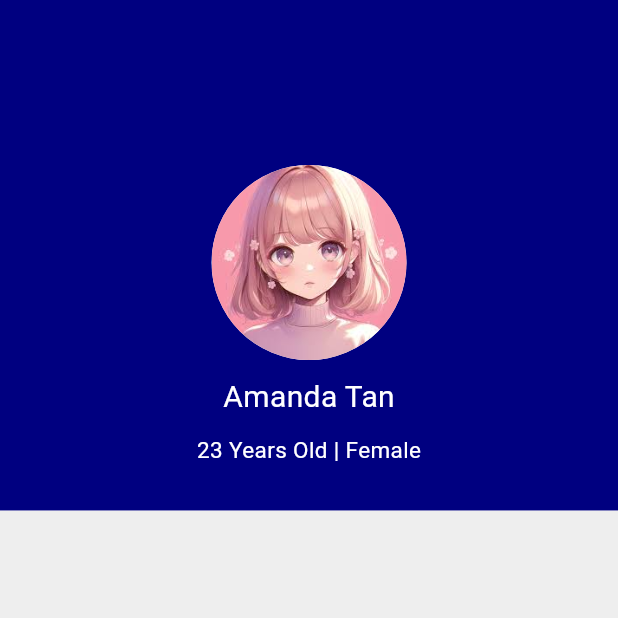
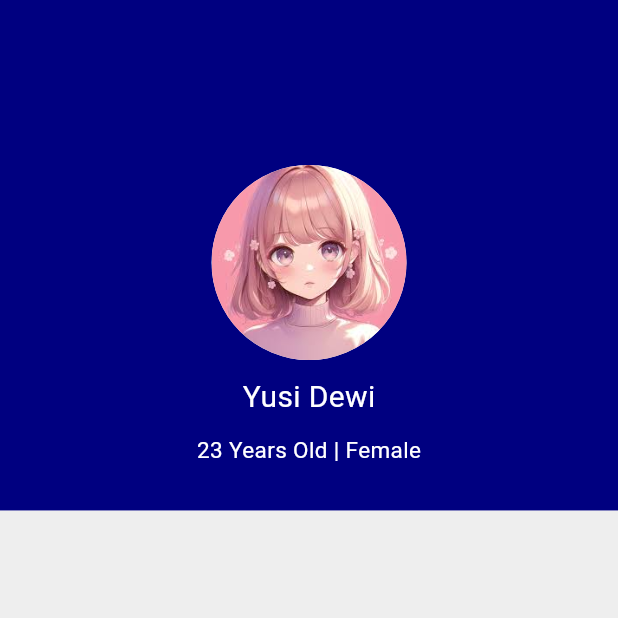
Before and after one commit to Ridhsuki/doctor_appointment_app, a Flutter app: the MainLayout screen opened by its route, swiped to page 4, on a phone screen of 412 x 824 dp, the top half of it. Run offline on Flutter 3.47's test engine with Material 3 defaults, Android fonts, the phone set to English and light mode, and no system bars; our stand-ins replace dio, font_awesome_flutter, lottie, shared_preferences, table_calendar; accounts and stored records are empty; network calls fail.

Commit message:
chore: add screenshoot and edit several static code

```diff
--- a/doctor_appointment_app/lib/components/appointment_card.dart
+++ b/doctor_appointment_app/lib/components/appointment_card.dart
@@ -35,7 +35,7 @@ class _AppointmentCardState extends State<AppointmentCard> {
                     crossAxisAlignment: CrossAxisAlignment.start,
                     children: [
                       Text(
-                        'Dr Tsunade',
+                        'Dr Tenma Kenzo',
                         style: TextStyle(color: Colors.white),
                       ),
                       SizedBox(height: 2),
--- a/doctor_appointment_app/lib/screens/profile_screen.dart
+++ b/doctor_appointment_app/lib/screens/profile_screen.dart
@@ -32,7 +32,7 @@ class _ProfileScreenState extends State<ProfileScreen> {
                   height: 10,
                 ),
                 Text(
-                  'Amanda Tan',
+                  'Yusi Dewi',
                   style: TextStyle(
                     color: Colors.white,
                     fontSize: 20,
```
Also changed, not shown: 13 other files.
